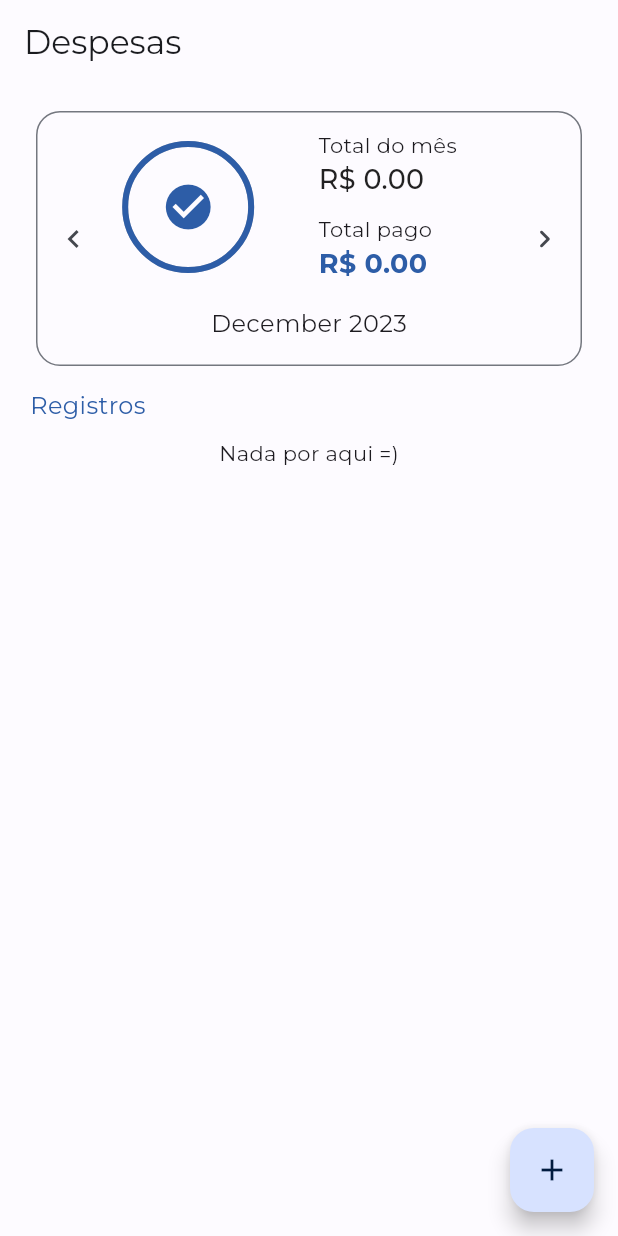
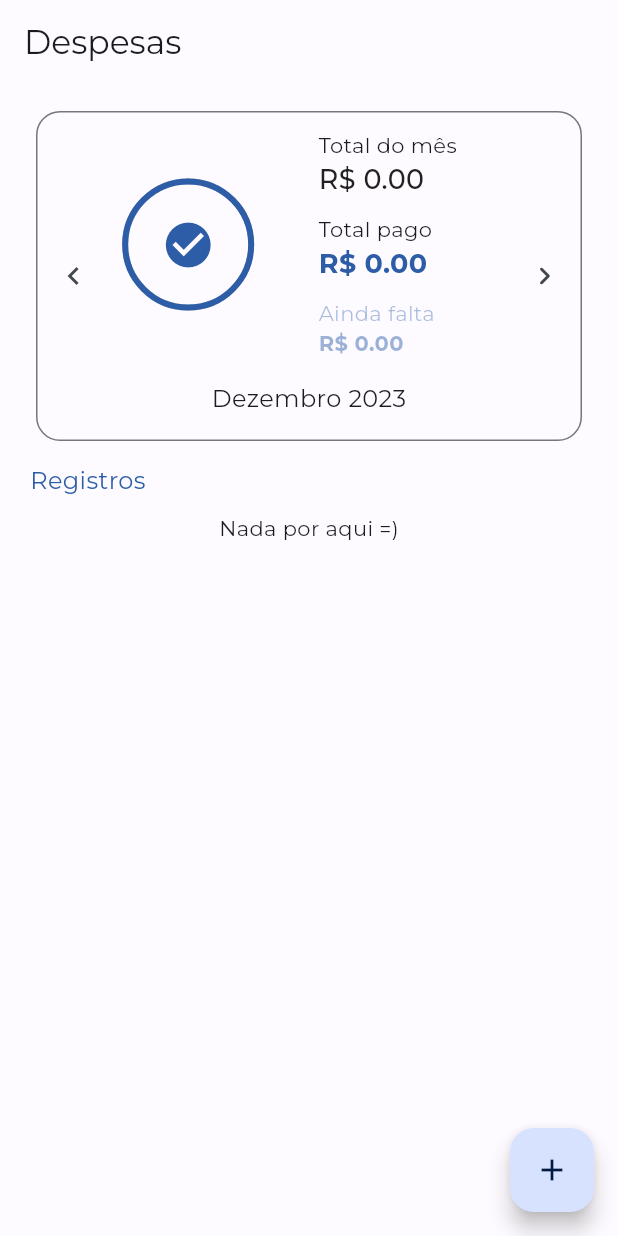
Before and after one commit to mathbaltazar/myself-flutter, a Flutter app: the screen it shows after launch, on a phone screen of 412 x 824 dp. Run offline on Flutter 3.47's test engine with Material 3 defaults, Android fonts, the phone set to English and light mode, and no system bars; drawn by our look-alikes of flutter_animate; our stand-ins replace flutter_mobx, flutter_modular, google_fonts, mobx, sqflite, sqflite_common; accounts and stored records are empty; generated files the repository leaves out were written again; project files that could hold a hidden picture were left out.

Commit message:
Change expense primary key from string to int, add total unpaid in resume board, add expense model 'fromMap' method and optimizing technical debts.

```diff
--- a/lib/app/core/data/repository/crud_repository.dart
+++ b/lib/app/core/data/repository/crud_repository.dart
@@ -9,11 +9,11 @@ abstract class CrudRepository<T> {
 
   void save(T model);
 
-  Future<T?> findById(String id);
+  Future<T?> findById(int id);
 
   void update(T model);
 
-  void deleteById(String id);
+  void deleteById(int id);
 
   Future<Database> getDatabase() async {
     _database ??= await DatabaseConfig.getInstance();
--- a/lib/app/core/services/message_service.dart
+++ b/lib/app/core/services/message_service.dart
@@ -9,7 +9,7 @@ class MessageService {
     if (_messenger?.currentState == null) {
       throw 'Message service is not initialized';
     }
-    _messenger!.currentState?.showSnackBar(SnackBar(
+    _messenger!.currentState!.showSnackBar(SnackBar(
       duration: const Duration(seconds: 1),
       behavior: SnackBarBehavior.floating,
       content: Text(message),
--- a/lib/app/modules/expenses/domain/model/expense_model.dart
+++ b/lib/app/modules/expenses/domain/model/expense_model.dart
@@ -1,27 +1,38 @@
+import 'package:myselff_flutter/app/core/data/typeconverters/type_converters.dart';
 import 'package:myselff_flutter/app/core/utils/formatters/date_formatter.dart';
 
 class ExpenseModel {
-  String id;
+  int? id;
   bool paid;
   double amount;
   String description;
   DateTime paymentDate;
 
   ExpenseModel({
-    required this.id,
+    this.id,
     required this.paymentDate,
     required this.description,
     required this.amount,
     required this.paid,
   });
 
-  Map<String, Object> toMap() {
+  Map<String, Object?> toMap() {
     return {
       'id' : id,
       'paid' : paid,
       'amount' : amount,
       'description' : description,
-      'paymentDate' : paymentDate.format(database: true)
+      'paymentDate' : paymentDate.format(database: true),
     };
   }
+
+  static ExpenseModel fromMap(Map<String, Object?> map) {
+    return ExpenseModel(
+      id: map['id'] as int,
+      paymentDate: map['paymentDate'].toString().parseFormatted(database: true),
+      description: map['description'].toString(),
+      amount: map['amount']!.parseDouble(),
+      paid: map['paid'].parseBoolean(),
+    );
+  }
 }
--- a/lib/app/modules/expenses/presentation/expenses_list/components/expenses_resume_board.dart
+++ b/lib/app/modules/expenses/presentation/expenses_list/components/expenses_resume_board.dart
@@ -1,8 +1,8 @@
 import 'package:flutter/material.dart';
 import 'package:flutter_animate/flutter_animate.dart';
-import 'package:intl/intl.dart';
 import 'package:myselff_flutter/app/core/theme/color_schemes.g.dart';
 import 'package:myselff_flutter/app/core/utils/formatters/currency_formatter.dart';
+import 'package:myselff_flutter/app/core/utils/formatters/date_formatter.dart';
 import '../model/resume_model.dart';
 
 class ExpensesResumeBoard extends StatefulWidget {
@@ -106,12 +106,29 @@ class _ExpensesResumeBoardState extends State<ExpensesResumeBoard>
                                     ? MyselffTheme.colorPrimary
                                     : Colors.black54),
                           ),
+                          const SizedBox(height: 10),
+                          Text(
+                            'Ainda falta',
+                            style: TextStyle(color: _progressScale() == 1
+                                ? MyselffTheme.colorPrimary.withAlpha(100)
+                                : MyselffTheme.errorColor.withAlpha(100)),
+                          ),
+                          Text(
+                            'R\$ ${widget.resume.totalUnpaid.formatCurrency()}',
+                            style: TextStyle(
+                                fontWeight: _progressScale() == 1
+                                    ? FontWeight.bold
+                                    : FontWeight.normal,
+                                color: _progressScale() == 1
+                                    ? MyselffTheme.colorPrimary.withAlpha(120)
+                                    : MyselffTheme.errorColor.withAlpha(120)),
+                          ),
                         ],
                       ),
                     ],
                   ),
                   const SizedBox(height: 15),
-                  Text(DateFormat.yMMMM().format(widget.resume.currentDate),
+                  Text(widget.resume.currentDate.formatYearMonth(),
                       style: const TextStyle(fontSize: 16)),
                 ],
               )
--- a/lib/app/modules/expenses/presentation/expenses_list/expenses_list_controller.dart
+++ b/lib/app/modules/expenses/presentation/expenses_list/expenses_list_controller.dart
@@ -40,7 +40,7 @@ abstract class _ExpensesListController with Store {
     loadExpenses(date);
   }
 
-  void editExpense(String id) async {
+  void editExpense(int id) async {
     dynamic persisted = await Modular.to
         .popAndPushNamed(AppRoutes.saveExpense, arguments: {'expense_id': id});
     if (persisted == true) {
@@ -48,7 +48,7 @@ abstract class _ExpensesListController with Store {
     }
   }
 
-  void deleteExpense(String id) async {
+  void deleteExpense(int id) async {
     repository.deleteById(id);
     loadExpenses(resumeModel.currentDate);
   }
@@ -81,6 +81,7 @@ abstract class _ExpensesListController with Store {
       currentDate: currentDate,
       totalExpenses: totalExpenses,
       totalPaid: totalPaid,
+      totalUnpaid: totalExpenses - totalPaid,
     ));
     expenses.clear();
     expenses.addAll(loadedExpenses);
--- a/lib/app/modules/expenses/presentation/expenses_list/model/resume_model.dart
+++ b/lib/app/modules/expenses/presentation/expenses_list/model/resume_model.dart
@@ -3,15 +3,18 @@ class ResumeModel {
     required this.currentDate,
     required this.totalExpenses,
     required this.totalPaid,
+    required this.totalUnpaid,
   });
 
   factory ResumeModel.instance() => ResumeModel(
         currentDate: DateTime.now().copyWith(day: 1),
         totalPaid: 0.0,
         totalExpenses: 0.0,
+        totalUnpaid: 0.0,
       );
 
   DateTime currentDate;
   double totalExpenses;
   double totalPaid;
+  double totalUnpaid;
 }
--- a/lib/app/modules/expenses/presentation/save_expense/save_expense_page.dart
+++ b/lib/app/modules/expenses/presentation/save_expense/save_expense_page.dart
@@ -10,7 +10,7 @@ class SaveExpensePage extends StatefulWidget {
       {super.key, required this.controller, required this.expenseId});
 
   final SaveExpenseController controller;
-  final String? expenseId;
+  final int? expenseId;
 
   @override
   State<SaveExpensePage> createState() => _SaveExpensePageState();
@@ -30,7 +30,7 @@ class _SaveExpensePageState extends State<SaveExpensePage> {
         appBar: AppBar(
           title: Observer(
             builder: (_) =>
-                Text(widget.controller.editing ? 'Editar' : 'Despesa'),
+                Text(widget.controller.isEdit ? 'Editar' : 'Despesa'),
           ),
         ),
         body: SingleChildScrollView(
--- a/lib/main.dart
+++ b/lib/main.dart
@@ -5,6 +5,7 @@ import 'package:flutter/services.dart';
 import 'package:flutter_animate/flutter_animate.dart';
 import 'package:flutter_modular/flutter_modular.dart';
 import 'package:google_fonts/google_fonts.dart';
+import 'package:intl/date_symbol_data_local.dart';
 
 import 'app/app_module.dart';
 import 'app/app_widget.dart';
@@ -20,6 +21,7 @@ void main() async {
 
     Animate.restartOnHotReload = true;
     GoogleFonts.config.allowRuntimeFetching = false;
+    await initializeDateFormatting('pt_BR', null);
 
     runApp(
       ModularApp(
```
Also changed, not shown: lib/app/core/data/database_config.dart (+24 -7 lines), lib/app/core/utils/domain_utils.dart (deleted, +0 -9 lines), lib/app/core/utils/formatters/date_formatter.dart (+15 -18 lines), lib/app/modules/expenses/data/repository/expenses_repository_impl.dart (+9 -21 lines), lib/app/modules/expenses/presentation/expenses_list/expenses_list_page.dart (+4 -4 lines), lib/app/modules/expenses/presentation/save_expense/save_expense_controller.dart (+6 -10 lines), lib/app/modules/expenses/presentation/save_expense/save_expense_controller.g.dart, 2 other files.
